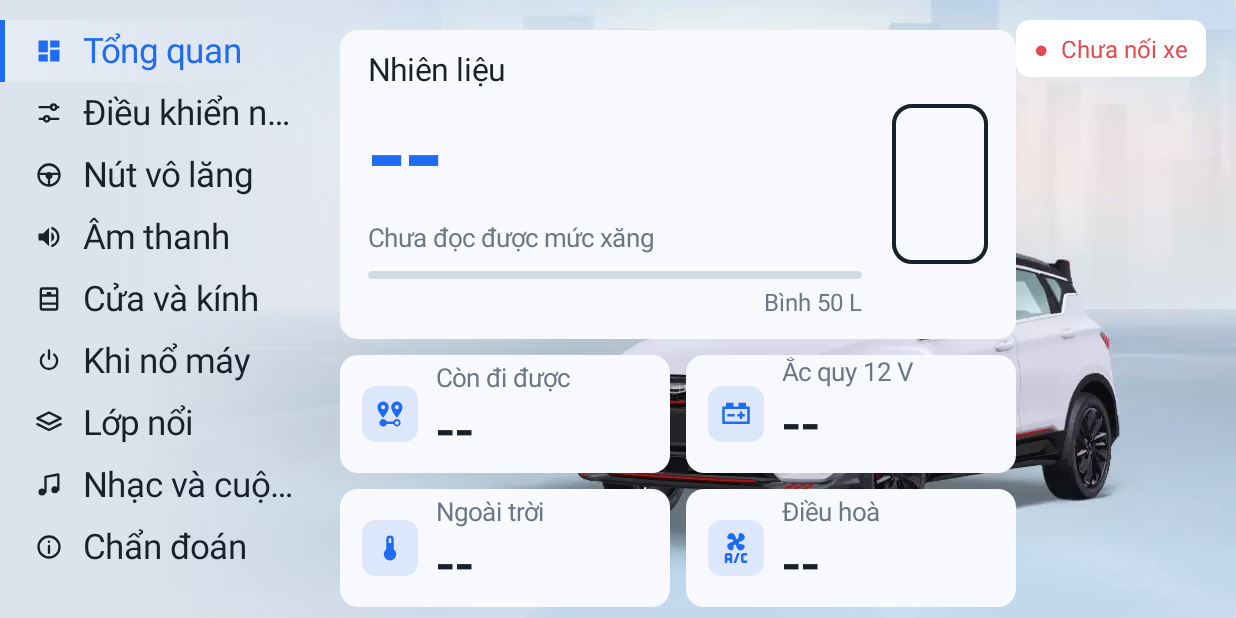
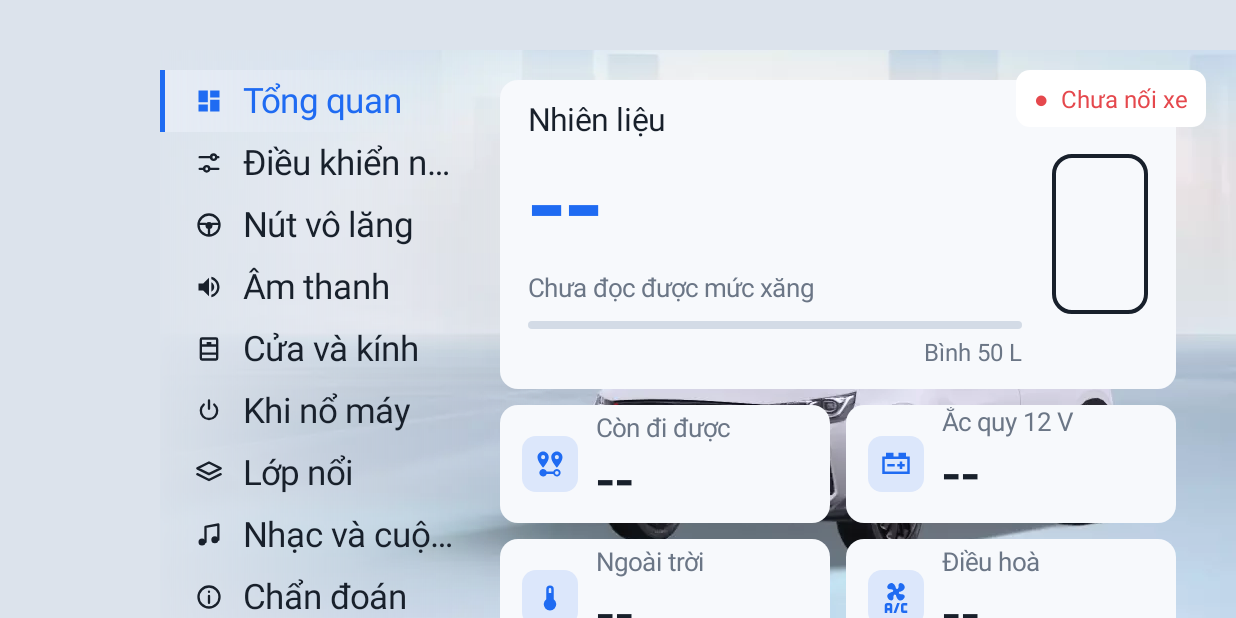
Before and after one commit to meomeo2099/THT-Hub, an Android app: the screen it shows after launch (MainActivity), on a phone screen of 824 x 412 dp (held sideways). Run offline under Robolectric (Android 15) with nearby library versions, the phone set to English and light mode, and no system bars.

```diff
--- a/app/src/main/java/vn/tht/hub/MainActivity.kt
+++ b/app/src/main/java/vn/tht/hub/MainActivity.kt
@@ -103,12 +103,14 @@ class MainActivity : Activity() {
         val root = FrameLayout(this).apply { setBackgroundColor(p.bg) }
         // Chừa giao diện gốc của xe: thanh OEM trái và vùng trạng thái trên (Coolray: mStable=[160,50][1920,720]).
         // Lấy theo khoảng hệ thống báo; hệ thống báo 0 thì dùng mặc định của xe.
+        root.setPadding(STOCK_LEFT, STOCK_TOP, 0, 0)
         root.setOnApplyWindowInsetsListener { v, ins ->
             val left = maxOf(ins.systemWindowInsetLeft, ins.stableInsetLeft).takeIf { it > 0 } ?: STOCK_LEFT
             val top = maxOf(ins.systemWindowInsetTop, ins.stableInsetTop).takeIf { it > 0 } ?: STOCK_TOP
             v.setPadding(left, top, ins.systemWindowInsetRight, ins.systemWindowInsetBottom)
             ins.consumeSystemWindowInsets()
         }
+        root.requestApplyInsets()
         hero = ImageView(this).apply {
             setImageResource(if (p.dark) R.drawable.hero_night else R.drawable.hero_day)
             scaleType = ImageView.ScaleType.CENTER_CROP
```
Also changed, not shown: 1 other file.
